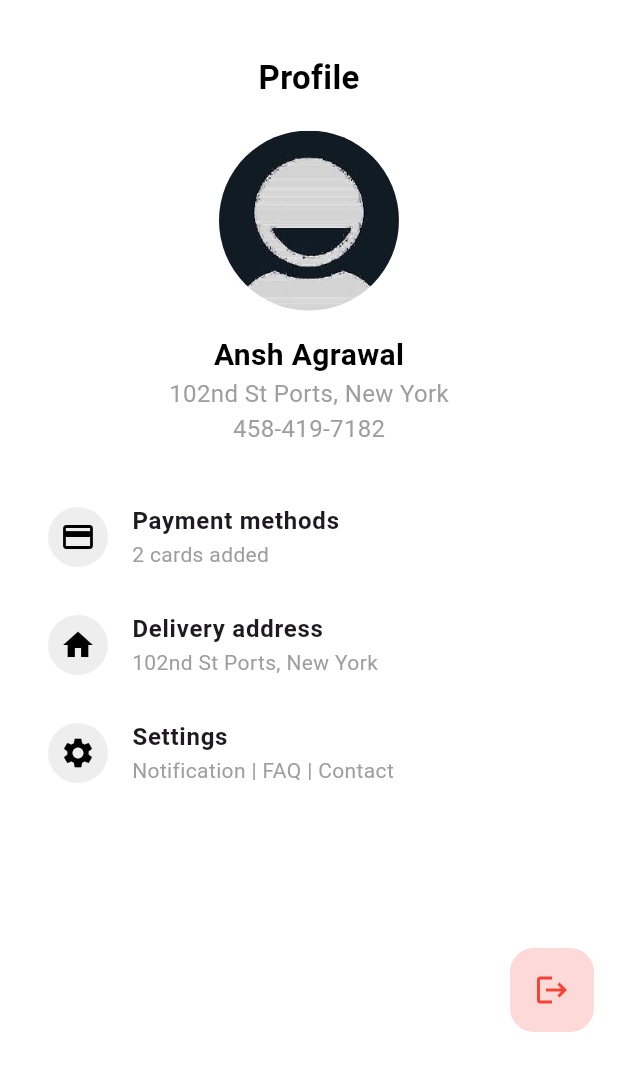
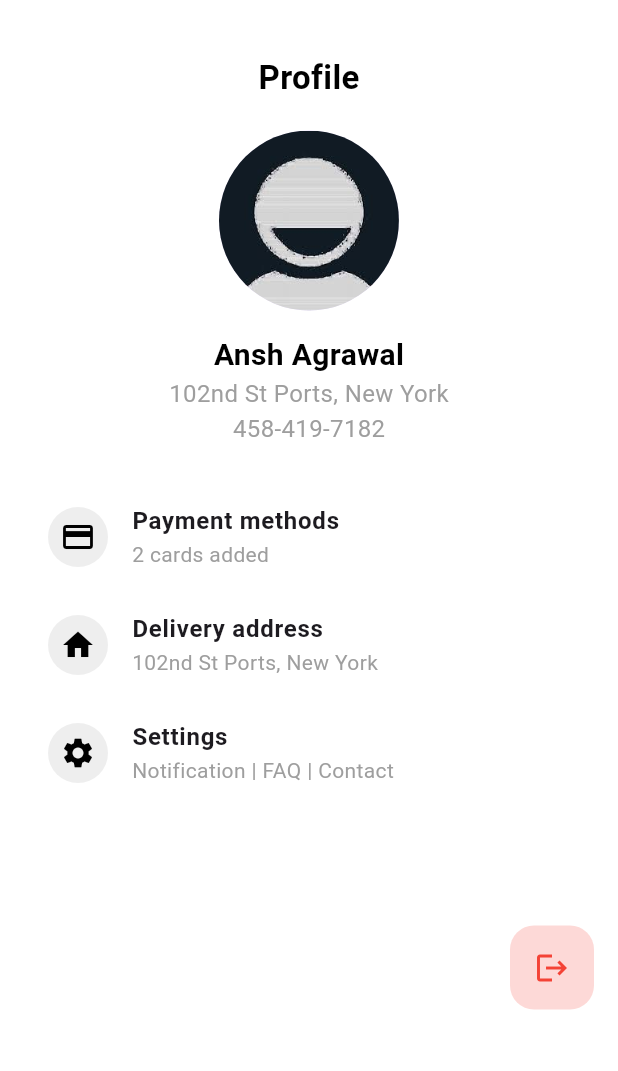
Before and after one commit to AnshAggr1303/food-ordering-app-UI, a Flutter app: the ProfileScreen screen opened by its route, on a phone screen of 412 x 824 dp. Shown: the top 1071 px of the screen. Run offline on Flutter 3.47's test engine with Material 3 defaults, Android fonts, the light colour scheme and no system bars; our stand-ins replace google_fonts.

Commit message:
Initial commit of Flutter food ordering app UI

```diff
--- a/lib/screens/profile_screen.dart
+++ b/lib/screens/profile_screen.dart
@@ -57,7 +57,7 @@
                   child: Icon(Icons.logout, color: Colors.red),
                 ),
               ),
-              SizedBox(height: 120),
+              SizedBox(height: 135),
             ],
           ),
         ),
--- a/lib/screens/splash_screen.dart
+++ b/lib/screens/splash_screen.dart
@@ -27,7 +27,7 @@
           Padding(
             padding: EdgeInsets.symmetric(horizontal: 40),
             child: Text(
-              "Whether you're craving pizza, sushi, or something in between, we have got your back.",
+              "Whether you're craving pizza, pasta, or something in between, we have got your back.",
               textAlign: TextAlign.center,
               style: TextStyle(fontSize: 16, color: Colors.grey),
             ),
```
